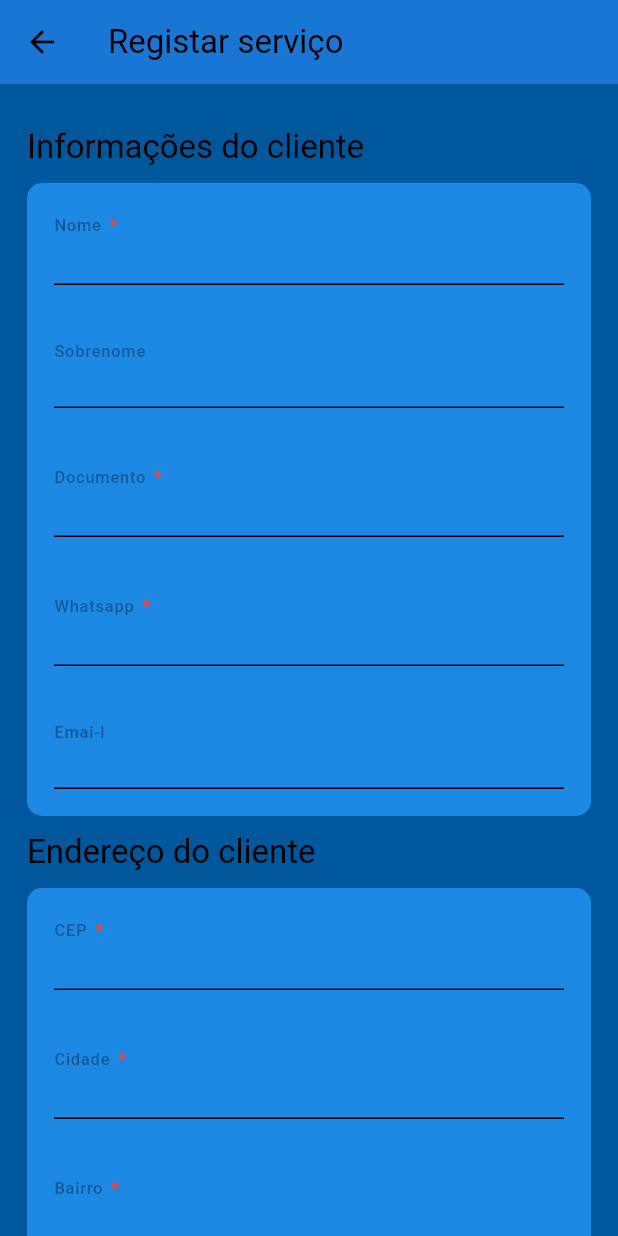
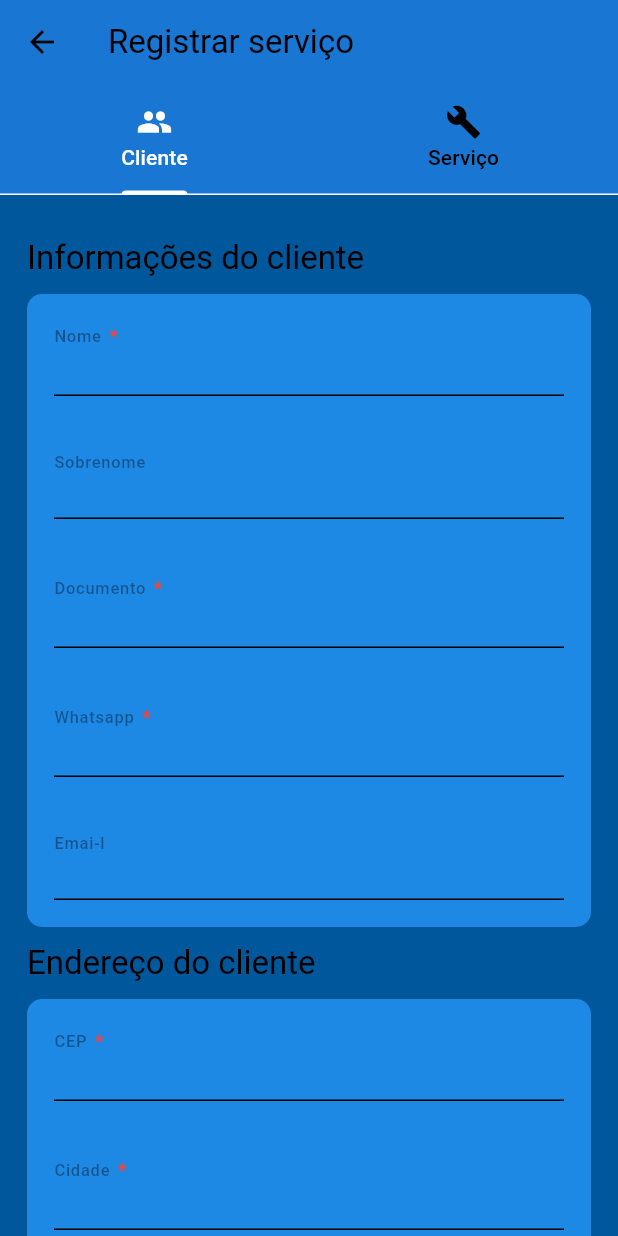
Before and after one commit to Luanpd7/workshop_front_end, a Flutter app: the Home screen opened by its route, after a tap on "Serviços", on a phone screen of 412 x 824 dp. Run offline on Flutter 3.47's test engine with Material 3 defaults, Android fonts, the phone set to English and light mode, and no system bars; our stand-ins replace go_router.

Commit message:
Importado logs, e criado tab na tela de serviços

```diff
--- a/lib/customer/view.dart
+++ b/lib/customer/view.dart
@@ -35,13 +35,8 @@ class RegisterCustomer extends StatelessWidget {
 
   @override
   Widget build(BuildContext context) {
-    return Scaffold(
-      backgroundColor: Colors.lightBlue.shade900,
-      appBar: AppBar(
-        title: Text("Registar serviço"),
-        backgroundColor: Colors.blue.shade700,
-      ),
-      body: ChangeNotifierProvider<RegisterCustomerState>(
+    return  Center(
+        child: ChangeNotifierProvider<RegisterCustomerState>(
           create: (context) => RegisterCustomerState(),
           child: SingleChildScrollView(
             child: Padding(
--- a/lib/home/home.dart
+++ b/lib/home/home.dart
@@ -43,7 +43,7 @@ class _ItemsHome extends StatelessWidget {
             icon: Icons.add,
             subtitle: 'Registrar, editar ou visualizar serviços ativos',
             onPressed: () {
-              context.push('/registerCustomer');
+              context.push('/registerService');
             }),
         _ItemHome(
             label: 'Histórico Serviços',
--- a/lib/router/router.dart
+++ b/lib/router/router.dart
@@ -2,6 +2,7 @@ import 'package:go_router/go_router.dart';
 import 'package:workshop_front_end/login/view.dart';
 import '../customer/view.dart';
 import '../home/home.dart';
+import '../service/tabService.dart';
 
 
 class RouterApp{
@@ -16,8 +17,8 @@ class RouterApp{
         builder: (context, state) => Home(),
       ),
       GoRoute(
-        path: '/registerCustomer',
-        builder: (context, state) => RegisterCustomer(),
+        path: '/registerService',
+        builder: (context, state) => ServiceTab(),
       ),
     ],
   );
--- /dev/null
+++ b/lib/service/tabService.dart
@@ -0,0 +1,36 @@
+import 'package:flutter/material.dart';
+
+import '../customer/view.dart';
+
+class ServiceTab extends StatelessWidget {
+  const ServiceTab({super.key});
+
+  @override
+  Widget build(BuildContext context) {
+    return DefaultTabController(
+      length: 2,
+      child: Scaffold(
+        backgroundColor: Colors.lightBlue.shade900,
+        appBar: AppBar(
+          title: const Text("Registrar serviço"),
+          backgroundColor: Colors.blue.shade700,
+          bottom: const TabBar(
+            labelColor: Colors.white,
+            dividerColor: Colors.white,
+            indicatorColor: Colors.white,
+            tabs: [
+              Tab(text: "Cliente", icon: Icon(Icons.people)),
+              Tab(text: "Serviço", icon: Icon(Icons.build)),
+            ],
+          ),
+        ),
+        body: const TabBarView(
+          children: [
+            RegisterCustomer(),
+            RegisterCustomer(),
+          ],
+        ),
+      ),
+    );
+  }
+}
```
Lines whose indentation alone changed are shown as unchanged.
